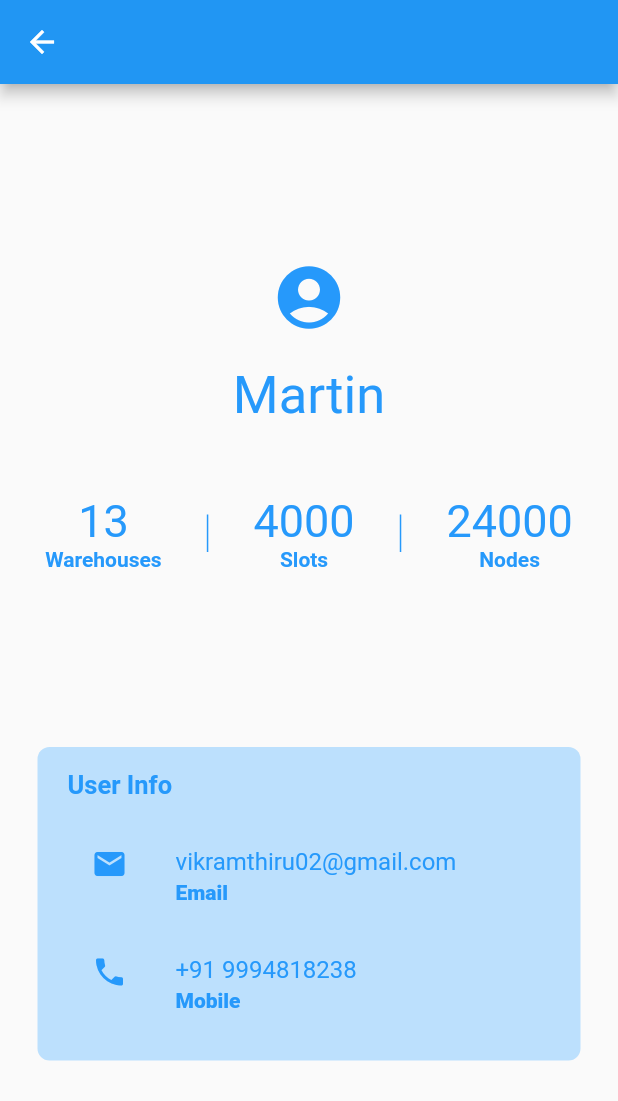
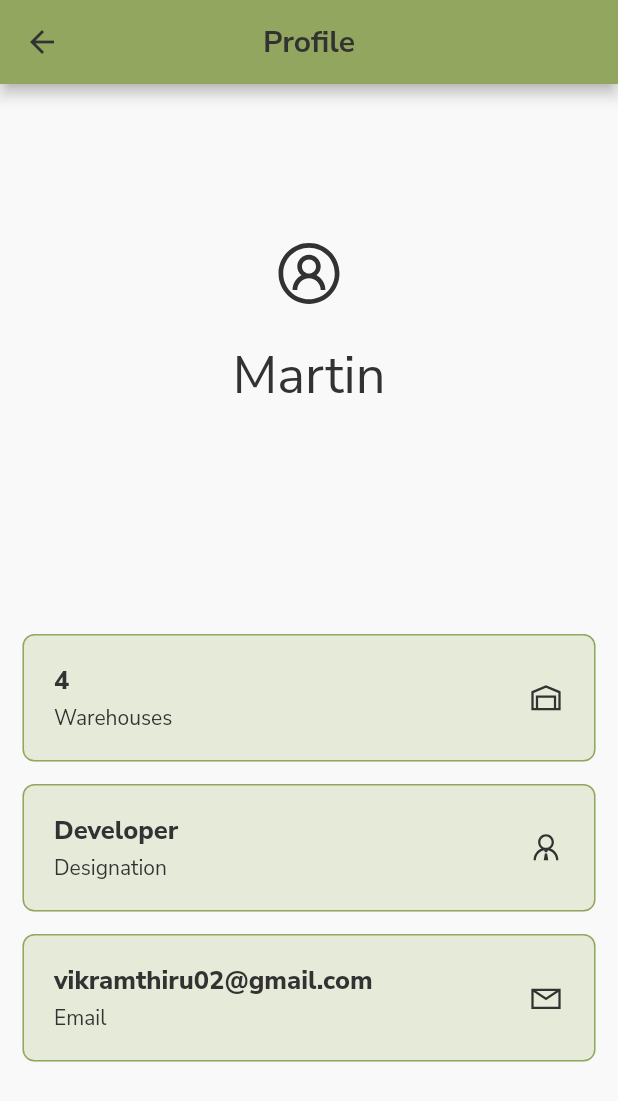
Before and after one commit to ThrivikramGR/nWarehouse-App, a Flutter app: the screen it shows after launch, after a tap on an icon or button, on a phone screen of 412 x 824 dp. Shown: the top 1101 px of the screen. Run offline on Flutter 3.47's test engine with Material 2 defaults, Android fonts, the phone set to English and light mode, and no system bars; our stand-ins replace cloud_firestore, firebase_auth, firebase_core, line_icons, rounded_loading_button; accounts and stored records are empty; network calls fail.

Commit message:
ui done for select warehouse screen, profile page and notifications_page

```diff
--- a/lib/new_screens/drawer_pages/notifications_page.dart
+++ b/lib/new_screens/drawer_pages/notifications_page.dart
@@ -7,6 +7,7 @@ class NotificationsPage extends StatelessWidget {
   @override
   Widget build(BuildContext context) {
     return Scaffold(
+      backgroundColor: Color(0xFFFAF9F9),
       appBar: AppBar(
         backgroundColor: Color(0xFF92A65F),
         centerTitle: true,
--- a/lib/new_screens/drawer_pages/select_warehouse_page.dart
+++ b/lib/new_screens/drawer_pages/select_warehouse_page.dart
@@ -114,9 +114,7 @@ class _SelectWarehousePageState extends State<SelectWarehousePage> {
                       color: Color(0xFF323232),
                     ),
                   ),
-                  Hero(
-                    tag: "username",
-                    child: Text(
+                  Text(
                     "${widget.username[0].toUpperCase() + widget.username.substring(1)}.",
                     textAlign: TextAlign.left,
                     style: TextStyle(
@@ -124,7 +122,6 @@ class _SelectWarehousePageState extends State<SelectWarehousePage> {
                       fontWeight: FontWeight.w700,
                       fontSize: 25,
                       color: Color(0xFF323232),
-                      ),
                     ),
                   ),
                 ],
@@ -174,9 +171,12 @@ class _SelectWarehousePageState extends State<SelectWarehousePage> {
                         ),
                       );
                     },
+                    child: Hero(
+                      tag: "userIcon",
                       child: Icon(
                         LineIcons.userCircle,
                         color: Color(0xFF323232),
+                      ),
                     ),
                     style: ButtonStyle(
                       backgroundColor: MaterialStateProperty.all(
--- a/lib/new_screens/drawer_pages/userProfile_page.dart
+++ b/lib/new_screens/drawer_pages/userProfile_page.dart
@@ -1,5 +1,7 @@
 import 'package:flutter/material.dart';
-import 'package:iot_project/services/color_config.dart';
+import 'package:line_icons/line_icons.dart';
+
+import '../../custom_widgets/inkwell_container.dart';
 
 class UserProfilePage extends StatelessWidget {
   final String username;
@@ -7,7 +9,22 @@ class UserProfilePage extends StatelessWidget {
   @override
   Widget build(BuildContext context) {
     return Scaffold(
-      appBar: AppBar(),
+      backgroundColor: Color(0xFFFAF9F9),
+      appBar: AppBar(
+        backgroundColor: Color(0xFF92A65F),
+        centerTitle: true,
+        title: Text(
+          "Profile",
+          style: TextStyle(
+            fontFamily: "NunitoSans",
+            color: Color(0xFF323232),
+            fontWeight: FontWeight.w700,
+          ),
+        ),
+        iconTheme: IconThemeData(
+          color: Color(0xFF323232),
+        ),
+      ),
       body: Column(
         mainAxisAlignment: MainAxisAlignment.spaceEvenly,
         children: [
@@ -16,166 +33,176 @@ class UserProfilePage extends StatelessWidget {
               crossAxisAlignment: CrossAxisAlignment.center,
               mainAxisAlignment: MainAxisAlignment.center,
               children: [
-                Icon(
-                  Icons.account_circle,
-                  color: ColorConfig.primaryBlue,
+                Hero(
+                  tag: "userIcon",
+                  child: Icon(
+                    LineIcons.userCircle,
+                    color: Color(0xFF323232),
                     size: 50,
+                  ),
                 ),
                 SizedBox(
                   height: 20,
                 ),
-                Hero(
-                  tag: "username",
-                  child: Text(
+                Text(
                   username[0].toUpperCase() + username.substring(1),
                   style: TextStyle(
+                    fontFamily: "NunitoSans",
                     fontSize: 35,
-                      color: ColorConfig.primaryBlue,
-                      fontWeight: FontWeight.w400,
-                    ),
+                    color: Color(0xFF323232),
                   ),
                 ),
                 SizedBox(
                   height: 46,
                 ),
-                Row(
-                  mainAxisAlignment: MainAxisAlignment.spaceEvenly,
+              ],
+            ),
+          ),
+          Container(
+            child: Column(
+              children: [
+                Padding(
+                  padding: EdgeInsets.fromLTRB(15, 0, 15, 15),
+                  child: CustomInkwellContainer(
+                    height: 85,
+                    backgroundColor: Color(0xFFE5EAD9),
+                    splashColor: Color(0xFF92A65F),
+                    child: Padding(
+                      padding: EdgeInsets.symmetric(
+                        horizontal: 20,
+                      ),
+                      child: Row(
+                        crossAxisAlignment: CrossAxisAlignment.center,
+                        mainAxisAlignment: MainAxisAlignment.spaceBetween,
                         children: [
                           Column(
+                            mainAxisSize: MainAxisSize.min,
+                            crossAxisAlignment: CrossAxisAlignment.start,
                             children: [
                               Text(
-                          "13",
+                                "4",
                                 style: TextStyle(
-                            color: ColorConfig.primaryBlue,
-                            fontSize: 30,
+                                  fontFamily: "NunitoSans",
+                                  fontSize: 17,
+                                  fontWeight: FontWeight.w900,
+                                  color: Color(0xFF323232),
                                 ),
+                              ),
+                              SizedBox(
+                                height: 4,
                               ),
                               Text(
                                 "Warehouses",
                                 style: TextStyle(
-                            color: ColorConfig.primaryBlue,
-                            fontWeight: FontWeight.bold,
+                                  fontFamily: "NunitoSans",
+                                  color: Color(0xFF323232),
                                 ),
                               ),
                             ],
                           ),
-                    Container(
-                      height: 25,
-                      width: 1,
-                      color: ColorConfig.primaryBlue,
+                          Icon(
+                            LineIcons.warehouse,
+                            color: Color(0xFF323232),
                           ),
+                        ],
+                      ),
+                    ),
+                  ),
+                ),
+                Padding(
+                  padding: EdgeInsets.fromLTRB(15, 0, 15, 15),
+                  child: CustomInkwellContainer(
+                    height: 85,
+                    backgroundColor: Color(0xFFE5EAD9),
+                    splashColor: Color(0xFF92A65F),
+                    child: Padding(
+                      padding: EdgeInsets.symmetric(
+                        horizontal: 20,
+                      ),
+                      child: Row(
+                        crossAxisAlignment: CrossAxisAlignment.center,
+                        mainAxisAlignment: MainAxisAlignment.spaceBetween,
+                        children: [
                           Column(
+                            mainAxisSize: MainAxisSize.min,
+                            crossAxisAlignment: CrossAxisAlignment.start,
                             children: [
                               Text(
-                          "4000",
+                                "Developer",
                                 style: TextStyle(
-                            color: ColorConfig.primaryBlue,
-                            fontSize: 30,
+                                  fontFamily: "NunitoSans",
+                                  fontSize: 17,
+                                  fontWeight: FontWeight.w900,
+                                  color: Color(0xFF323232),
                                 ),
                               ),
+                              SizedBox(
+                                height: 4,
+                              ),
                               Text(
-                          "Slots",
+                                "Designation",
                                 style: TextStyle(
-                            color: ColorConfig.primaryBlue,
-                            fontWeight: FontWeight.bold,
+                                  fontFamily: "NunitoSans",
+                                  color: Color(0xFF323232),
                                 ),
                               ),
                             ],
                           ),
-                    Container(
-                      height: 25,
-                      width: 1,
-                      color: ColorConfig.primaryBlue,
+                          Icon(
+                            LineIcons.userTie,
+                            color: Color(0xFF323232),
                           ),
+                        ],
+                      ),
+                    ),
+                  ),
+                ),
+                Padding(
+                  padding: EdgeInsets.fromLTRB(15, 0, 15, 15),
+                  child: CustomInkwellContainer(
+                    height: 85,
+                    backgroundColor: Color(0xFFE5EAD9),
+                    splashColor: Color(0xFF92A65F),
+                    child: Padding(
+                      padding: EdgeInsets.symmetric(
+                        horizontal: 20,
+                      ),
+                      child: Row(
+                        crossAxisAlignment: CrossAxisAlignment.center,
+                        mainAxisAlignment: MainAxisAlignment.spaceBetween,
+                        children: [
                           Column(
+                            mainAxisSize: MainAxisSize.min,
+                            crossAxisAlignment: CrossAxisAlignment.start,
                             children: [
                               Text(
-                          "24000",
+                                "vikramthiru02@gmail.com",
                                 style: TextStyle(
-                            color: ColorConfig.primaryBlue,
-                            fontSize: 30,
+                                  fontFamily: "NunitoSans",
+                                  fontSize: 17,
+                                  fontWeight: FontWeight.w900,
+                                  color: Color(0xFF323232),
                                 ),
                               ),
+                              SizedBox(
+                                height: 4,
+                              ),
                               Text(
-                          "Nodes",
+                                "Email",
                                 style: TextStyle(
-                            color: ColorConfig.primaryBlue,
-                            fontWeight: FontWeight.bold,
+                                  fontFamily: "NunitoSans",
+                                  color: Color(0xFF323232),
                                 ),
                               ),
                             ],
                           ),
-                  ],
+                          Icon(
+                            LineIcons.envelope,
+                            color: Color(0xFF323232),
                           ),
                         ],
                       ),
                     ),
-          Container(
-            padding: EdgeInsets.symmetric(
-              horizontal: 20,
-              vertical: 15,
-            ),
-            margin: EdgeInsets.symmetric(
-              horizontal: 25,
-            ),
-            decoration: BoxDecoration(
-              color: ColorConfig.backgroundLightBlue,
-              borderRadius: BorderRadius.all(
-                Radius.circular(
-                  8,
-                ),
-              ),
-            ),
-            child: Column(
-              crossAxisAlignment: CrossAxisAlignment.start,
-              children: [
-                Text(
-                  "User Info",
-                  style: TextStyle(
-                    fontSize: 17,
-                    fontWeight: FontWeight.bold,
-                    color: ColorConfig.primaryBlue,
-                  ),
-                ),
-                SizedBox(
-                  height: 15,
-                ),
-                ListTile(
-                  title: Text(
-                    "vikramthiru02@gmail.com",
-                    style: TextStyle(
-                      color: ColorConfig.primaryBlue,
-                    ),
-                  ),
-                  subtitle: Text(
-                    "Email",
-                    style: TextStyle(
-                      fontWeight: FontWeight.w900,
-                      color: ColorConfig.primaryBlue,
-                    ),
-                  ),
-                  leading: Icon(
-                    Icons.email,
-                    color: ColorConfig.primaryBlue,
-                  ),
-                ),
-                ListTile(
-                  title: Text(
-                    "+91 9994818238",
-                    style: TextStyle(
-                      color: ColorConfig.primaryBlue,
-                    ),
-                  ),
-                  subtitle: Text(
-                    "Mobile",
-                    style: TextStyle(
-                      fontWeight: FontWeight.w900,
-                      color: ColorConfig.primaryBlue,
-                    ),
-                  ),
-                  leading: Icon(
-                    Icons.phone,
-                    color: ColorConfig.primaryBlue,
                   ),
                 ),
               ],
```
Lines whose indentation alone changed are shown as unchanged.
